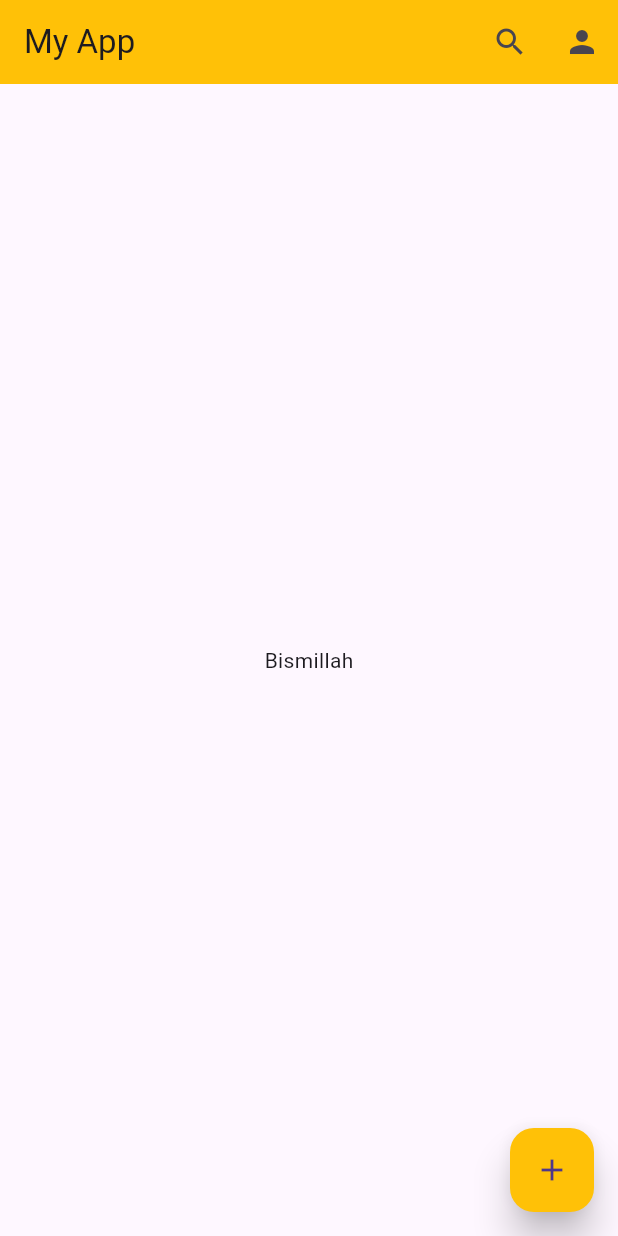
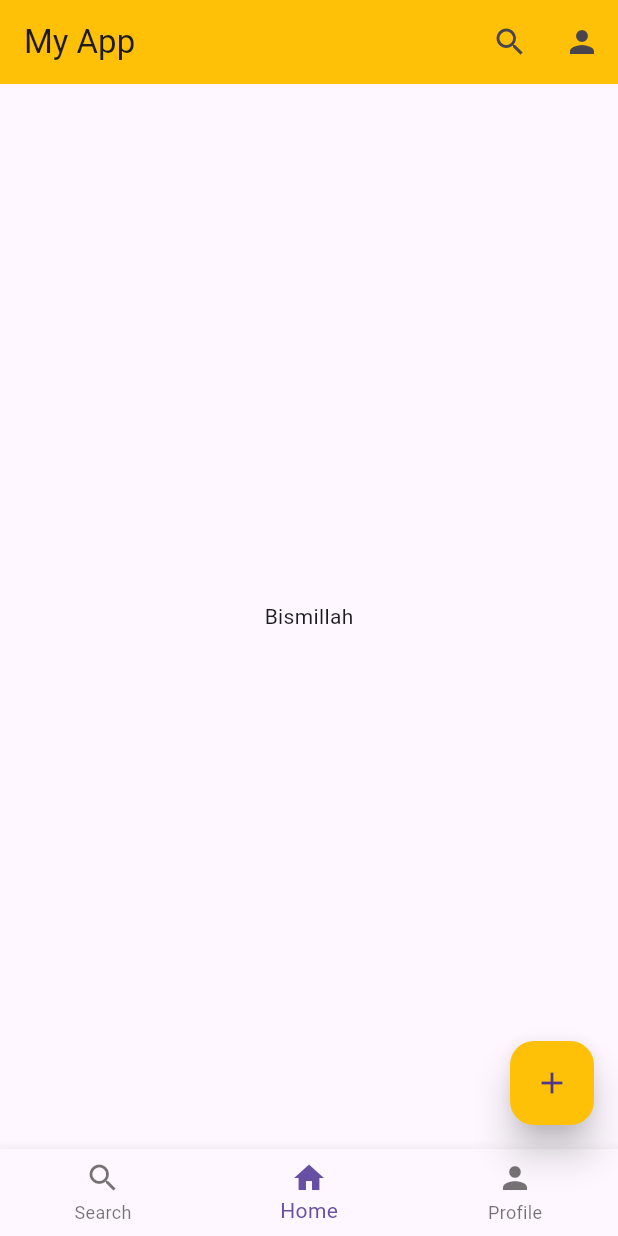
Before and after one commit to MdAnowarHosen/learn-flutter, a Flutter app: the screen it shows after launch, on a phone screen of 412 x 824 dp. Run offline on Flutter 3.47's test engine with Material 3 defaults, Android fonts, the light colour scheme and no system bars.

Commit message:
text center

```diff
--- a/lib/main.dart
+++ b/lib/main.dart
@@ -53,7 +53,24 @@ class HomeActivity extends StatelessWidget {
         },
         elevation: 10,
         child: Icon(Icons.add),
-        backgroundColor: Colors.amber ,
+        backgroundColor: Colors.amber,
+      ),
+      bottomNavigationBar: BottomNavigationBar(
+        currentIndex: 1,
+        onTap: (int index) {
+          if (index == 0) {
+            MySnackBar('I am search bottom menu', context);
+          } else if (index == 1) {
+            MySnackBar('I am home bottom menu', context);
+          } else if (index == 2) {
+            MySnackBar('I am profile bottom menu', context);
+          }
+        },
+        items: [
+          BottomNavigationBarItem(icon: Icon(Icons.search), label: 'Search'),
+          BottomNavigationBarItem(icon: Icon(Icons.home), label: 'Home'),
+          BottomNavigationBarItem(icon: Icon(Icons.person), label: 'Profile'),
+        ],
       ),
     );
   }
```
